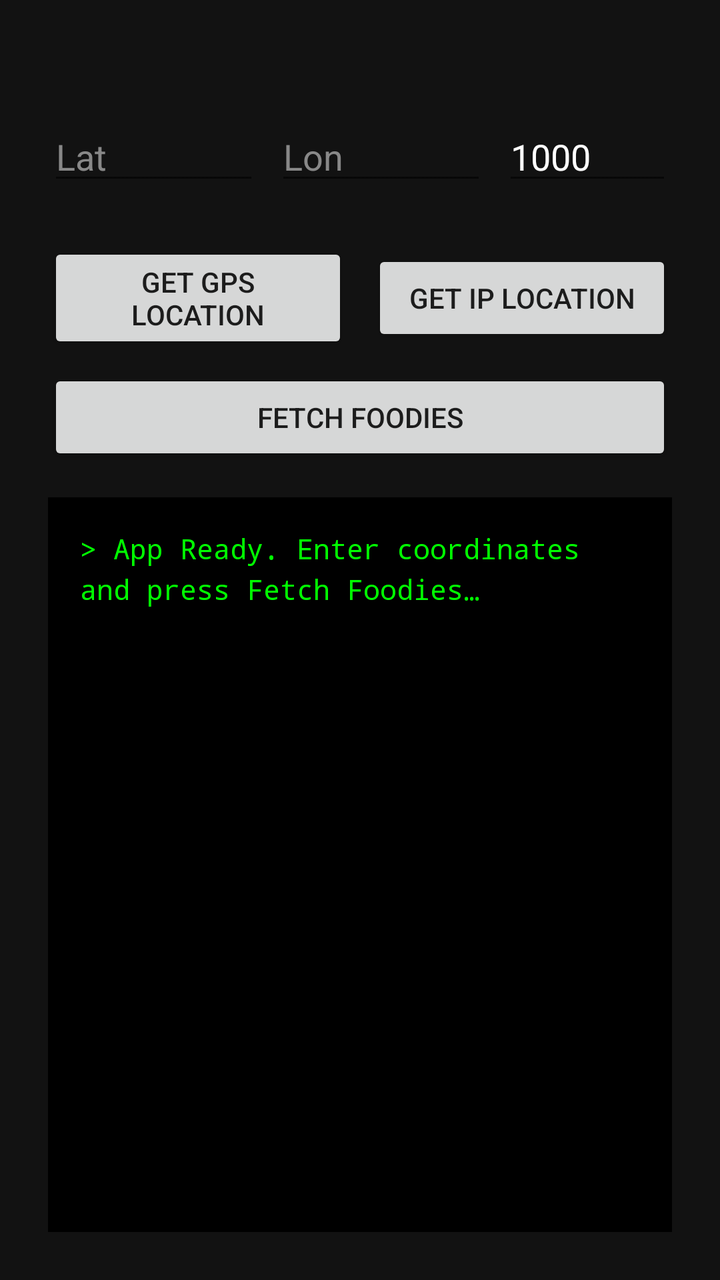
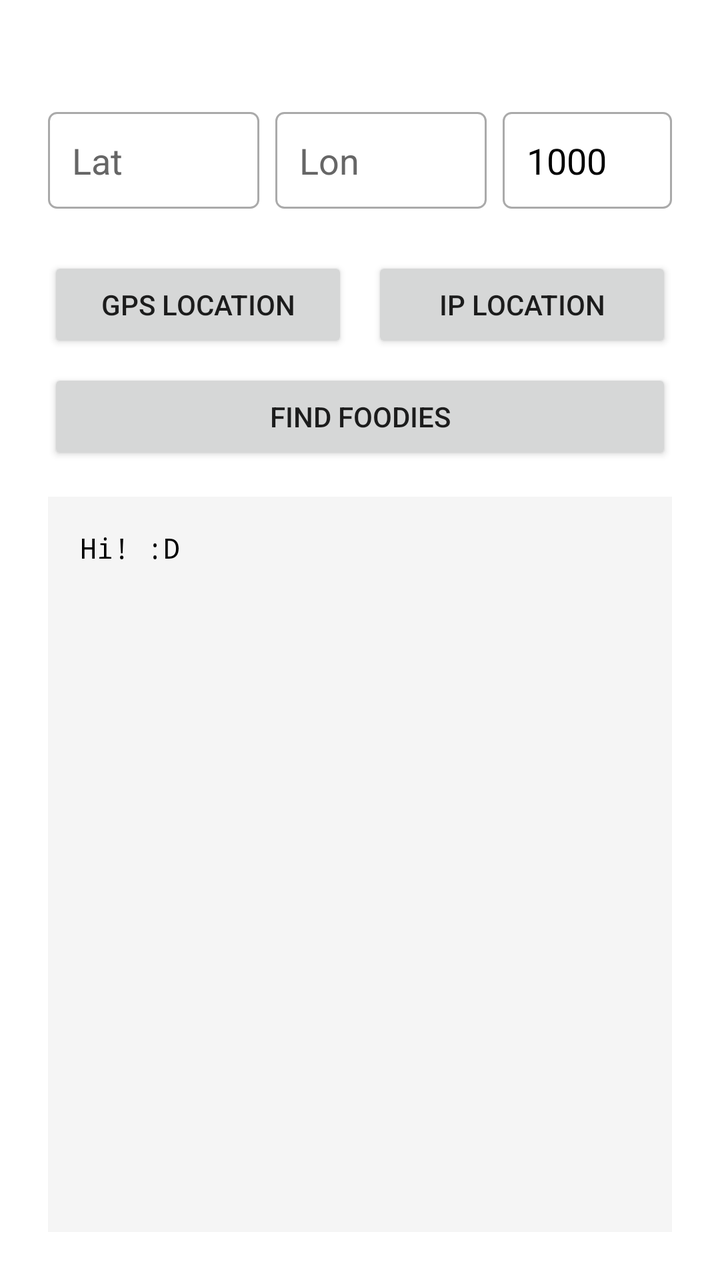

Compare the two renders of this Android layout. The source of the first and the diff that turns it into the second are given below.
<!-- AndroidManifest.xml: application theme Theme.MyApplication -->
<!-- res/layout/activity_main.xml -->
<?xml version="1.0" encoding="utf-8"?>
<androidx.constraintlayout.widget.ConstraintLayout xmlns:android="http://schemas.android.com/apk/res/android"
    xmlns:app="http://schemas.android.com/apk/res-auto"
    xmlns:tools="http://schemas.android.com/tools"
    android:layout_width="match_parent"
    android:layout_height="match_parent"
    android:background="#121212"
    android:padding="24dp">

    <androidx.constraintlayout.widget.Guideline
        android:id="@+id/guidelineTop"
        android:layout_width="wrap_content"
        android:layout_height="wrap_content"
        android:orientation="horizontal"
        app:layout_constraintGuide_begin="32dp" />

    <EditText
        android:id="@+id/etLat"
        android:layout_width="0dp"
        android:layout_height="wrap_content"
        android:hint="@string/hint_lat"
        android:importantForAutofill="no"
        android:inputType="numberSigned|numberDecimal"
        android:textColor="#FFFFFF"
        android:textColorHint="#888888"
        android:layout_marginEnd="8dp"
        app:layout_constraintTop_toTopOf="@id/guidelineTop"
        app:layout_constraintStart_toStartOf="parent"
        app:layout_constraintEnd_toStartOf="@+id/etLon"
        app:layout_constraintHorizontal_weight="1"
        tools:ignore="LabelFor" />

    <EditText
        android:id="@+id/etLon"
        android:layout_width="0dp"
        android:layout_height="wrap_content"
        android:hint="@string/hint_lon"
        android:importantForAutofill="no"
        android:inputType="numberSigned|numberDecimal"
        android:textColor="#FFFFFF"
        android:textColorHint="#888888"
        android:layout_marginEnd="8dp"
        app:layout_constraintTop_toTopOf="@id/guidelineTop"
        app:layout_constraintStart_toEndOf="@id/etLat"
        app:layout_constraintEnd_toStartOf="@+id/etRadius"
        app:layout_constraintHorizontal_weight="1"
        tools:ignore="LabelFor" />

    <EditText
        android:id="@+id/etRadius"
        android:layout_width="0dp"
        android:layout_height="wrap_content"
        android:hint="@string/hint_radius"
        android:importantForAutofill="no"
        android:text="1000"
        android:inputType="numberDecimal"
        android:textColor="#FFFFFF"
        android:textColorHint="#888888"
        app:layout_constraintTop_toTopOf="@id/guidelineTop"
        app:layout_constraintStart_toEndOf="@id/etLon"
        app:layout_constraintEnd_toEndOf="parent"
        app:layout_constraintHorizontal_weight="0.8"
        tools:ignore="LabelFor" />

    <Button
        android:id="@+id/btnGpsLocation"
        android:layout_width="0dp"
        android:layout_height="wrap_content"
        android:text="@string/btn_gps_location"
        android:layout_marginTop="24dp"
        android:layout_marginEnd="12dp"
        app:layout_constraintTop_toBottomOf="@id/etLat"
        app:layout_constraintStart_toStartOf="parent"
        app:layout_constraintEnd_toStartOf="@+id/btnIpLocation" />

    <Button
        android:id="@+id/btnIpLocation"
        android:layout_width="0dp"
        android:layout_height="wrap_content"
        android:text="@string/btn_ip_location"
        app:layout_constraintTop_toTopOf="@id/btnGpsLocation"
        app:layout_constraintBottom_toBottomOf="@id/btnGpsLocation"
        app:layout_constraintStart_toEndOf="@id/btnGpsLocation"
        app:layout_constraintEnd_toEndOf="parent" />

    <Button
        android:id="@+id/btnFetch"
        android:layout_width="0dp"
        android:layout_height="wrap_content"
        android:text="@string/btn_fetch"
        android:layout_marginTop="8dp"
        app:layout_constraintTop_toBottomOf="@id/btnGpsLocation"
        app:layout_constraintStart_toStartOf="parent"
        app:layout_constraintEnd_toEndOf="parent" />

    <ScrollView
        android:layout_width="0dp"
        android:layout_height="0dp"
        android:layout_marginTop="16dp"
        android:background="#000000"
        android:padding="16dp"
        app:layout_constraintTop_toBottomOf="@id/btnFetch"
        app:layout_constraintStart_toStartOf="parent"
        app:layout_constraintEnd_toEndOf="parent"
        app:layout_constraintBottom_toBottomOf="parent">

        <TextView
            android:id="@+id/tvConsole"
            android:layout_width="match_parent"
            android:layout_height="wrap_content"
            android:textColor="#00FF00"
            android:typeface="monospace"
            android:textSize="14sp"
            android:lineSpacingExtra="4dp"
            android:text="@string/console_ready" />
    </ScrollView>

</androidx.constraintlayout.widget.ConstraintLayout>
<!-- resources referenced by this layout -->
<resources>
  <string name="btn_fetch">Fetch Foodies</string>
  <string name="btn_gps_location">Get GPS Location</string>
  <string name="btn_ip_location">Get IP Location</string>
  <string name="console_ready">&gt; App Ready. Enter coordinates and press Fetch Foodies…</string>
  <string name="hint_lat">Lat</string>
  <string name="hint_lon">Lon</string>
  <string name="hint_radius">Rad(m)</string>
  <style name="Theme.MyApplication" parent="Theme.MaterialComponents.DayNight.NoActionBar">
          
          <item name="colorPrimary">@color/purple_500</item>
          <item name="colorPrimaryVariant">@color/purple_700</item>
          <item name="colorOnPrimary">@color/white</item>
          
          <item name="colorSecondary">@color/teal_200</item>
          <item name="colorSecondaryVariant">@color/teal_700</item>
          <item name="colorOnSecondary">@color/black</item>
          
          <item name="android:statusBarColor">?attr/colorPrimaryVariant</item>
          
      </style>
  <color name="purple_500">#FF6200EE</color>
  <color name="purple_700">#FF3700B3</color>
  <color name="white">#FFFFFFFF</color>
  <color name="teal_200">#FF03DAC5</color>
  <color name="teal_700">#FF018786</color>
  <color name="black">#FF000000</color>
</resources>

<!-- the commit's change to res/layout/activity_main.xml (unified diff, before → after) -->
@@ -4,7 +4,7 @@
     xmlns:tools="http://schemas.android.com/tools"
     android:layout_width="match_parent"
     android:layout_height="match_parent"
-    android:background="#121212"
+    android:background="#FFFFFF"
     android:padding="24dp">
 
     <androidx.constraintlayout.widget.Guideline
@@ -21,8 +21,10 @@
         android:hint="@string/hint_lat"
         android:importantForAutofill="no"
         android:inputType="numberSigned|numberDecimal"
-        android:textColor="#FFFFFF"
-        android:textColorHint="#888888"
+        android:textColor="#000000"
+        android:textColorHint="#666666"
+        android:background="@drawable/edit_text_border"
+        android:padding="12dp"
         android:layout_marginEnd="8dp"
         app:layout_constraintTop_toTopOf="@id/guidelineTop"
         app:layout_constraintStart_toStartOf="parent"
@@ -37,8 +39,10 @@
         android:hint="@string/hint_lon"
         android:importantForAutofill="no"
         android:inputType="numberSigned|numberDecimal"
-        android:textColor="#FFFFFF"
-        android:textColorHint="#888888"
+        android:textColor="#000000"
+        android:textColorHint="#666666"
+        android:background="@drawable/edit_text_border"
+        android:padding="12dp"
         android:layout_marginEnd="8dp"
         app:layout_constraintTop_toTopOf="@id/guidelineTop"
         app:layout_constraintStart_toEndOf="@id/etLat"
@@ -54,8 +58,10 @@
         android:importantForAutofill="no"
         android:text="1000"
         android:inputType="numberDecimal"
-        android:textColor="#FFFFFF"
-        android:textColorHint="#888888"
+        android:textColor="#000000"
+        android:textColorHint="#666666"
+        android:background="@drawable/edit_text_border"
+        android:padding="12dp"
         app:layout_constraintTop_toTopOf="@id/guidelineTop"
         app:layout_constraintStart_toEndOf="@id/etLon"
         app:layout_constraintEnd_toEndOf="parent"
@@ -97,7 +103,7 @@
         android:layout_width="0dp"
         android:layout_height="0dp"
         android:layout_marginTop="16dp"
-        android:background="#000000"
+        android:background="#F5F5F5"
         android:padding="16dp"
         app:layout_constraintTop_toBottomOf="@id/btnFetch"
         app:layout_constraintStart_toStartOf="parent"
@@ -108,7 +114,7 @@
             android:id="@+id/tvConsole"
             android:layout_width="match_parent"
             android:layout_height="wrap_content"
-            android:textColor="#00FF00"
+            android:textColor="#000000"
             android:typeface="monospace"
             android:textSize="14sp"
             android:lineSpacingExtra="4dp"
<!-- resource entries referenced after the edit -->
@@ -1,9 +1,18 @@
 <!-- resources referenced by this layout -->
 <resources>
-  <string name="btn_fetch">Fetch Foodies</string>
-  <string name="btn_gps_location">Get GPS Location</string>
-  <string name="btn_ip_location">Get IP Location</string>
-  <string name="console_ready">&gt; App Ready. Enter coordinates and press Fetch Foodies…</string>
+  <!-- drawable edit_text_border (drawable) -->
+  <?xml version="1.0" encoding="utf-8"?>
+  <shape xmlns:android="http://schemas.android.com/apk/res/android">
+      <solid android:color="#FFFFFF" />
+      <stroke
+          android:width="1dp"
+          android:color="#AAAAAA" />
+      <corners android:radius="4dp" />
+  </shape>
+  <string name="btn_fetch">Find Foodies</string>
+  <string name="btn_gps_location">GPS Location</string>
+  <string name="btn_ip_location">IP Location</string>
+  <string name="console_ready">Hi! :D</string>
   <string name="hint_lat">Lat</string>
   <string name="hint_lon">Lon</string>
   <string name="hint_radius">Rad(m)</string>
